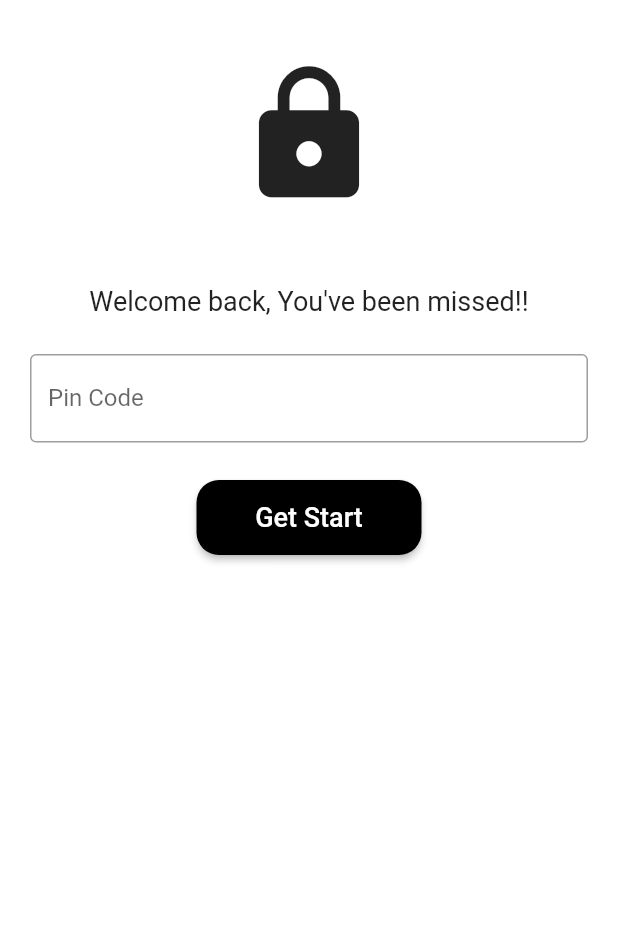
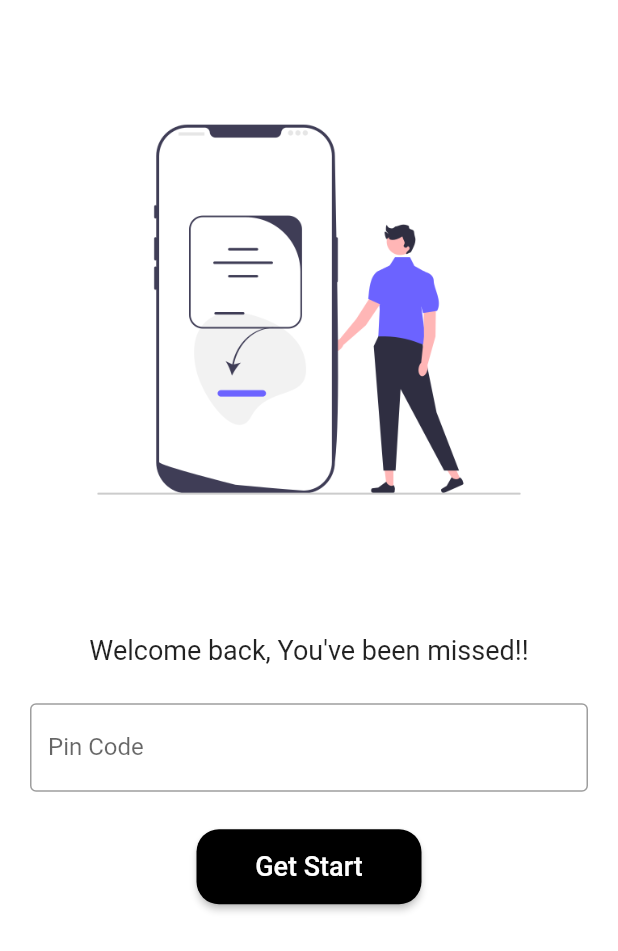
Before and after one commit to funky-dev99/Attendance-System, a Flutter app: the screen it shows after launch, on a phone screen of 412 x 824 dp. Shown: the top 951 px of the screen. Run offline on Flutter 3.47's test engine with Material 2 defaults, Android fonts, the phone set to English and light mode, and no system bars; our stand-ins replace file_picker, shared_preferences; missing offline and left inert: qr_code_scanner.

Commit message:
Login Page Edited

```diff
--- a/attendance_system/lib/pages/login.dart
+++ b/attendance_system/lib/pages/login.dart
@@ -1,5 +1,3 @@
-
-
 import 'package:attendance_system/pages/home_page.dart';
 import 'package:flutter/material.dart';
 
@@ -42,10 +40,8 @@ class _LoginPageState extends State<LoginPage> {
                   height: 40,
                 ),
                 //Logo
-                const Icon(
-                  Icons.lock,
-                  size: 100,
-                ),
+                Image.asset('images/pin.png'),
+
                 const SizedBox(
                   height: 50,
                 ),
@@ -68,7 +64,8 @@ class _LoginPageState extends State<LoginPage> {
                     decoration: InputDecoration(
                       border: OutlineInputBorder(),
                       labelText: 'Pin Code',
-                      errorText: passwordValidate ? 'Value Can\'t Be Empty' : null,
+                      errorText:
+                          passwordValidate ? 'Value Can\'t Be Empty' : null,
                     ),
                   ),
                 ),
@@ -80,9 +77,12 @@ class _LoginPageState extends State<LoginPage> {
                 MaterialButton(
                   onPressed: () {
                     setState(() {
-                      passwordController.text.isEmpty ? passwordValidate = true : passwordValidate = false;
+                      passwordController.text.isEmpty
+                          ? passwordValidate = true
+                          : passwordValidate = false;
                     });
-                    if (!passwordValidate && passwordController.text == '1234') {
+                    if (!passwordValidate &&
+                        passwordController.text == '1234') {
                       _navigateToHome(); // Navigate to the home page
                     } else {
                       setState(() {
```
Also changed, not shown: attendance_system/images/pin.png (added).
